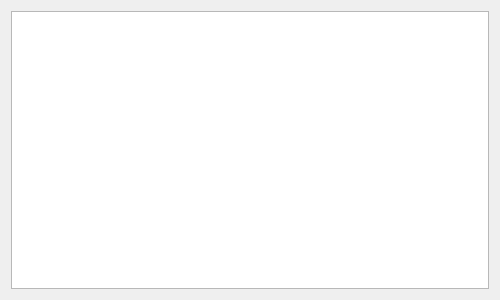
Before: the Qt Designer form management/gui/ui/middle.ui in ozcanyarimdunya/pyqt5_gui_management, drawn with Qt 5.
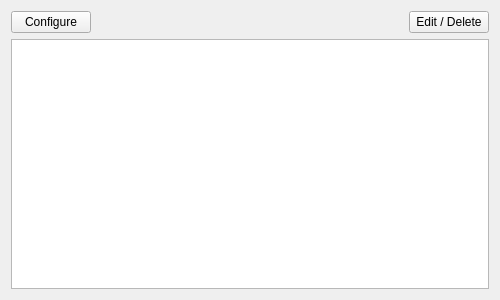
After: the same form once the commit is applied.

Commit message: click events and list view

What changed in the file:
```diff
--- a/management/gui/ui/middle.ui
+++ b/management/gui/ui/middle.ui
@@ -14,8 +14,35 @@
    <string>Form</string>
   </property>
   <layout class="QGridLayout" name="gridLayout">
+   <item row="1" column="0" colspan="3">
+    <widget class="QTableView" name="tableViewData"/>
+   </item>
    <item row="0" column="0">
-    <widget class="QTableWidget" name="tableWidgetData"/>
+    <widget class="QPushButton" name="pushButton_Configure">
+     <property name="text">
+      <string>Configure</string>
+     </property>
+    </widget>
+   </item>
+   <item row="0" column="2">
+    <widget class="QPushButton" name="pushButton_Edit">
+     <property name="text">
+      <string>Edit / Delete</string>
+     </property>
+    </widget>
+   </item>
+   <item row="0" column="1">
+    <spacer name="horizontalSpacer">
+     <property name="orientation">
+      <enum>Qt::Horizontal</enum>
+     </property>
+     <property name="sizeHint" stdset="0">
+      <size>
+       <width>40</width>
+       <height>20</height>
+      </size>
+     </property>
+    </spacer>
    </item>
   </layout>
  </widget>
```
The commit also changes 7 other files.
